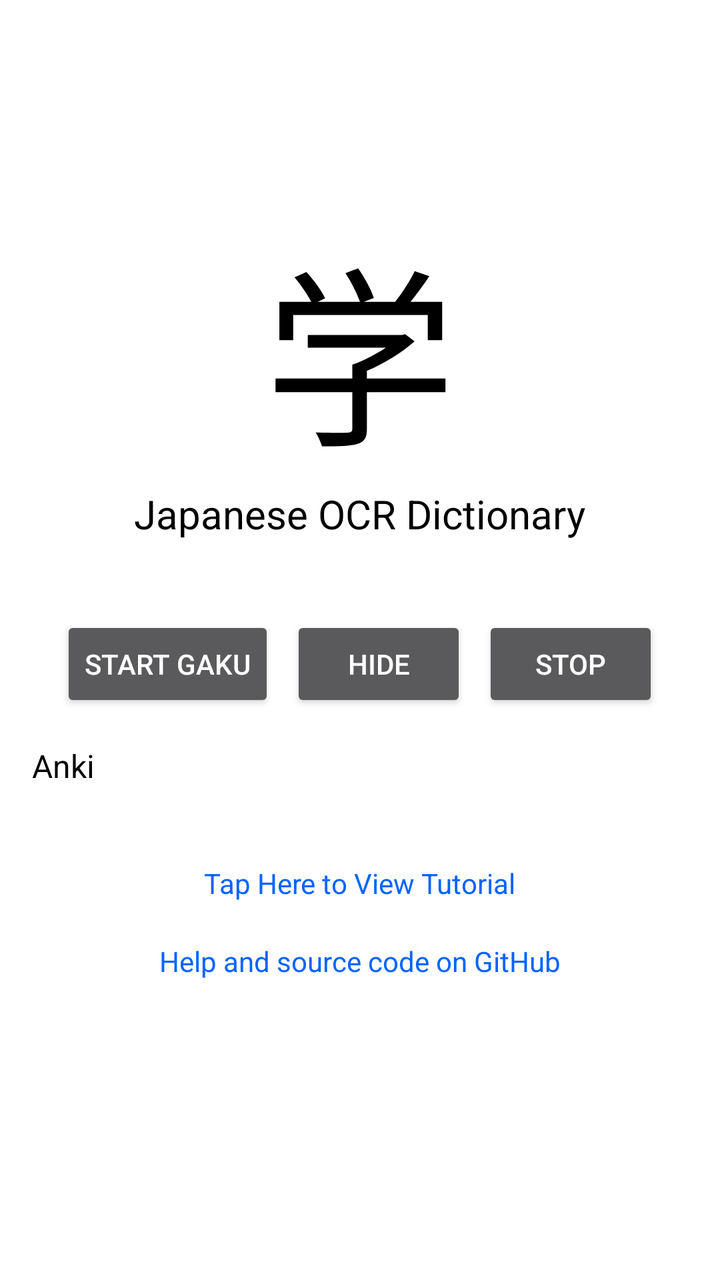
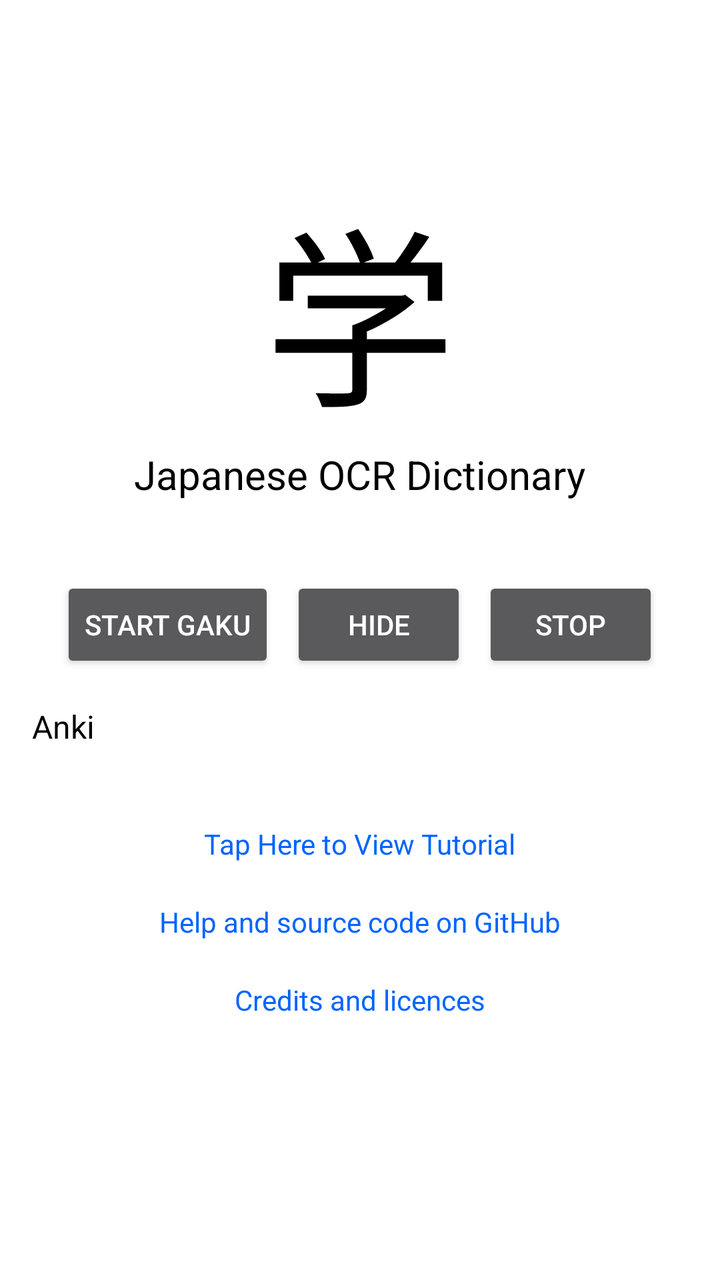

Before-and-after screenshots of an Android layout around one commit, followed by the original layout XML and the change that was made.
<!-- AndroidManifest.xml: application theme AppTheme -->
<!-- res/layout/fragment_start.xml -->
<?xml version="1.0" encoding="utf-8"?>
<androidx.constraintlayout.widget.ConstraintLayout
    xmlns:android="http://schemas.android.com/apk/res/android"
    xmlns:app="http://schemas.android.com/apk/res-auto"
    xmlns:tools="http://schemas.android.com/tools"
    android:layout_width="match_parent"
    android:layout_height="match_parent"
    android:background="@color/Primary"
    tools:context=".MainStartFragment">

    
    <ScrollView
        android:id="@+id/top_scroll"
        android:layout_width="match_parent"
        android:layout_height="0dp"
        android:fillViewport="true"
        app:layout_constraintBottom_toTopOf="@+id/frameLayout"
        app:layout_constraintEnd_toEndOf="parent"
        app:layout_constraintStart_toStartOf="parent"
        app:layout_constraintTop_toTopOf="parent">

        <LinearLayout
            android:layout_width="match_parent"
            android:layout_height="wrap_content"
            android:gravity="center"
            android:orientation="vertical"
            android:paddingLeft="16dp"
            android:paddingTop="8dp"
            android:paddingRight="16dp"
            android:paddingBottom="8dp">

            <TextView
                android:id="@+id/gaku_logo"
                android:layout_width="wrap_content"
                android:layout_height="wrap_content"
                android:text="学"
                android:textColor="@color/PrimaryDark"
                android:textSize="96sp" />

            <TextView
                android:id="@+id/gaku_title"
                android:layout_width="wrap_content"
                android:layout_height="wrap_content"
                android:text="Japanese OCR Dictionary"
                android:textColor="@color/PrimaryDark"
                android:textSize="20sp" />

            
            <TextView
                android:id="@+id/gaku_state"
                android:layout_width="match_parent"
                android:layout_height="wrap_content"
                android:layout_marginTop="12dp"
                android:gravity="center"
                android:textColor="@color/PrimaryDark"
                android:textSize="16sp" />

            <LinearLayout
                android:id="@+id/gaku_buttons"
                android:layout_width="wrap_content"
                android:layout_height="wrap_content"
                android:layout_marginTop="4dp"
                android:orientation="horizontal">

                <Button
                    android:id="@+id/gaku_start"
                    android:layout_width="wrap_content"
                    android:layout_height="wrap_content"
                    android:text="@string/gaku_button_start" />

                <Button
                    android:id="@+id/gaku_show_hide"
                    android:layout_width="wrap_content"
                    android:layout_height="wrap_content"
                    android:layout_marginStart="8dp"
                    android:text="@string/gaku_button_hide" />

                <Button
                    android:id="@+id/gaku_stop"
                    android:layout_width="wrap_content"
                    android:layout_height="wrap_content"
                    android:layout_marginStart="8dp"
                    android:text="@string/gaku_button_stop" />

            </LinearLayout>

            <TextView
                android:id="@+id/gaku_hint"
                android:layout_width="match_parent"
                android:layout_height="wrap_content"
                android:layout_marginTop="8dp"
                android:gravity="center"
                android:textColor="@color/PrimaryDark"
                android:textSize="12sp"
                android:visibility="gone" />

            
            <LinearLayout
                android:id="@+id/llm_settings"
                android:layout_width="match_parent"
                android:layout_height="wrap_content"
                android:layout_marginTop="16dp"
                android:orientation="vertical"
                android:visibility="gone">

                <TextView
                    android:layout_width="wrap_content"
                    android:layout_height="wrap_content"
                    android:text="Ollama server"
                    android:textColor="@color/PrimaryDark"
                    android:textSize="16sp" />

                <LinearLayout
                    android:layout_width="match_parent"
                    android:layout_height="wrap_content"
                    android:gravity="center_vertical"
                    android:orientation="horizontal">

                    
                    <EditText
                        android:id="@+id/llm_server"
                        android:theme="@style/ThemeOverlay.AppCompat.Light"
                        android:layout_width="0dp"
                        android:layout_height="wrap_content"
                        android:layout_weight="1"
                        android:hint="192.168.1.10 or https://…"
                        android:imeOptions="actionDone|flagNoPersonalizedLearning"
                        android:inputType="textUri"
                        android:singleLine="true" />

                    <Button
                        android:id="@+id/llm_connect"
                        android:layout_width="wrap_content"
                        android:layout_height="wrap_content"
                        android:layout_marginStart="8dp"
                        android:text="@string/llm_button_connect" />

                </LinearLayout>

                
                <EditText
                    android:id="@+id/llm_api_key"
                    android:theme="@style/ThemeOverlay.AppCompat.Light"
                    android:layout_width="match_parent"
                    android:layout_height="wrap_content"
                    android:hint="API key (optional)"
                    android:imeOptions="actionDone|flagNoPersonalizedLearning"
                    android:inputType="textPassword"
                    android:singleLine="true" />

                
                <Spinner
                    android:id="@+id/llm_model"
                    android:theme="@style/ThemeOverlay.AppCompat.Light"
                    android:layout_width="match_parent"
                    android:layout_height="wrap_content"
                    android:visibility="gone" />

                <TextView
                    android:id="@+id/llm_status"
                    android:layout_width="match_parent"
                    android:layout_height="wrap_content"
                    android:layout_marginTop="4dp"
                    android:textColor="@color/PrimaryDark"
                    android:textSize="12sp" />

            </LinearLayout>

            
            <LinearLayout
                android:id="@+id/anki_settings"
                android:layout_width="match_parent"
                android:layout_height="wrap_content"
                android:layout_marginTop="16dp"
                android:orientation="vertical">

                <TextView
                    android:layout_width="wrap_content"
                    android:layout_height="wrap_content"
                    android:text="Anki"
                    android:textColor="@color/PrimaryDark"
                    android:textSize="16sp" />

                <LinearLayout
                    android:layout_width="match_parent"
                    android:layout_height="wrap_content"
                    android:gravity="center_vertical"
                    android:orientation="horizontal">

                    
                    <Spinner
                        android:id="@+id/anki_deck"
                        android:theme="@style/ThemeOverlay.AppCompat.Light"
                        android:layout_width="0dp"
                        android:layout_height="wrap_content"
                        android:layout_weight="1"
                        android:visibility="gone" />

                    <Button
                        android:id="@+id/anki_connect"
                        android:layout_width="wrap_content"
                        android:layout_height="wrap_content"
                        android:visibility="gone"
                        android:text="@string/anki_button_connect" />

                </LinearLayout>

                <TextView
                    android:id="@+id/anki_status"
                    android:layout_width="match_parent"
                    android:layout_height="wrap_content"
                    android:layout_marginTop="4dp"
                    android:textColor="@color/PrimaryDark"
                    android:textSize="12sp" />

            </LinearLayout>

            <TextView
                android:id="@+id/gaku_tutorial"
                android:layout_width="wrap_content"
                android:layout_height="wrap_content"
                android:layout_marginTop="8dp"
                android:padding="10dp"
                android:text="Tap Here to View Tutorial"
                android:textColor="@color/blue_dark"
                android:textSize="14sp" />

            <TextView
                android:id="@+id/gaku_github"
                android:layout_width="wrap_content"
                android:layout_height="wrap_content"
                android:padding="10dp"
                android:text="Help and source code on GitHub"
                android:textColor="@color/blue_dark"
                android:textSize="14sp" />

        </LinearLayout>

    </ScrollView>

    <FrameLayout
        android:id="@+id/frameLayout"
        android:layout_width="300dp"
        android:layout_height="4dp"
        android:layout_marginStart="8dp"
        android:layout_marginEnd="8dp"
        android:layout_marginBottom="32dp"
        app:layout_constraintBottom_toBottomOf="parent"
        app:layout_constraintEnd_toEndOf="parent"
        app:layout_constraintStart_toStartOf="parent">

        
        <ProgressBar
            android:id="@+id/progress_bar"
            style="?android:attr/progressBarStyleHorizontal"
            android:layout_width="300dp"
            android:layout_height="32dp"
            android:layout_gravity="center"
            android:indeterminate="true"
            android:visibility="invisible" />
    </FrameLayout>

</androidx.constraintlayout.widget.ConstraintLayout>
<!-- resources referenced by this layout -->
<resources>
  <color name="Primary">#FFFFFF</color>
  <color name="PrimaryDark">#000000</color>
  <color name="blue_dark">#0064ff</color>
  <string name="anki_button_connect">Connect AnkiDroid</string>
  <string name="gaku_button_hide">Hide</string>
  <string name="gaku_button_start">Start Gaku</string>
  <string name="gaku_button_stop">Stop</string>
  <string name="llm_button_connect">Connect</string>
  <style name="AppTheme" parent="Theme.AppCompat.NoActionBar">
          
          
      </style>
</resources>

<!-- the commit's change to res/layout/fragment_start.xml (unified diff, before → after) -->
@@ -234,6 +234,15 @@
                 android:textColor="@color/blue_dark"
                 android:textSize="14sp" />
 
+            <TextView
+                android:id="@+id/gaku_credits"
+                android:layout_width="wrap_content"
+                android:layout_height="wrap_content"
+                android:padding="10dp"
+                android:text="Credits and licences"
+                android:textColor="@color/blue_dark"
+                android:textSize="14sp" />
+
         </LinearLayout>
 
     </ScrollView>
